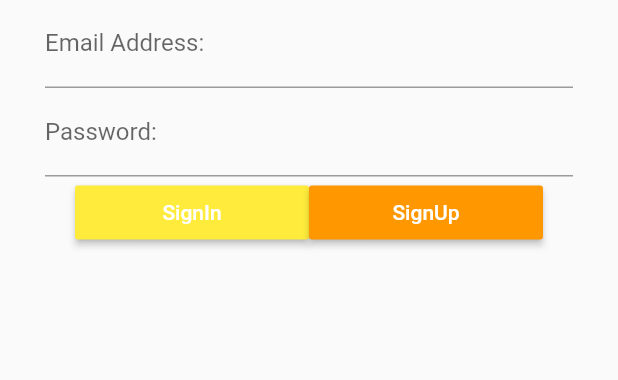
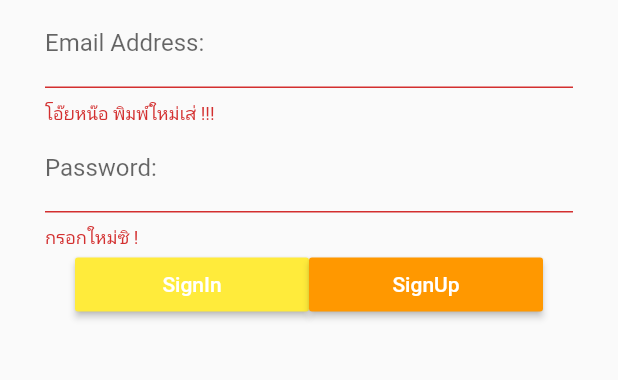
Before and after one commit to nichanan1995/sun_authen, a Flutter app: the screen it shows after launch, after a tap on "SignIn", on a phone screen of 412 x 824 dp, the part 335-715 px from its top. Run offline on Flutter 3.47's test engine with Material 2 defaults, Android fonts, the phone set to English and light mode, and no system bars.

```diff
--- a/lib/main.dart
+++ b/lib/main.dart
@@ -1,5 +1,7 @@
 import 'package:flutter/material.dart';
 import 'screens/register.dart';
+import 'package:http/http.dart' show get;
+import 'dart:convert';
 
 void main() {
   runApp(App());
@@ -21,10 +23,14 @@ class HomePage extends StatefulWidget {
 }
 
 class _HomePageState extends State<HomePage> {
+  final formKey = GlobalKey<FormState>();
+  String emailString, passwordString;
   @override
   Widget build(BuildContext context) {
     return Scaffold(
-      body: ListView(
+        body: Form(
+      key: formKey,
+      child: ListView(
         children: <Widget>[
           Container(
             alignment: Alignment.center,
@@ -48,7 +54,7 @@ class _HomePageState extends State<HomePage> {
             child: Row(
               children: <Widget>[
                 new Expanded(
-                  child: signInButton(),
+                  child: signInButton(context),
                 ),
                 new Expanded(
                   child: signUpButton(context),
@@ -59,8 +65,7 @@ class _HomePageState extends State<HomePage> {
           )
         ],
       ),
-    );
-  }
+    ));
   }
 
   Widget testText() {
@@ -86,18 +91,35 @@ Widget titleApp() {
   Widget emailTextField() {
     return TextFormField(
       decoration: InputDecoration(
-        labelText: 'Email Address:', hintText: 'youur@email.com'),
+          labelText: 'Email Address:', hintText: 'your@email.com'),
+      validator: (String value) {
+        if (!value.contains('@')) {
+          return 'โอ๊ยหน๊อ พิมพ์ใหม่เส่ !!!';
+        }
+      },
+      onSaved: (String value) {
+        emailString = value;
+      },
     );
   }
 
   Widget passwordTextField() {
     return TextFormField(
+      obscureText: true,
       decoration:
           InputDecoration(labelText: 'Password:', hintText: 'more 5 Charactor'),
+      validator: (String value) {
+        if (value.length <= 5) {
+          return 'กรอกใหม่ซิ !';
+        }
+      },
+      onSaved: (String value) {
+        passwordString = value;
+      },
     );
   }
 
-Widget signInButton() {
+  Widget signInButton(BuildContext context) {
     return RaisedButton(
       color: Colors.yellow,
       child: Text(
@@ -106,8 +128,30 @@ Widget signInButton() {
       ),
       onPressed: () {
         print('your click SignUp');
+        //print(formKey.currentState.validate());
+        if (formKey.currentState.validate()) {
+          formKey.currentState.save();
+          checkEmailAndPass(context, emailString, passwordString);
+        }
       },
     );
+  }
+
+  void checkEmailAndPass(
+      BuildContext context, String email, String password) async {
+    print('email ==>$email,password==>$password');
+
+    String urlString =
+        'http://androidthai.in.th/sun/getUserWhereUserOil.php?isAdd=true&User=$email';
+    var response = await get(urlString);
+    var result = json.decode(response.body);
+    print('result==>$result');
+    if (result.toString() == 'null') {
+    } else {}
+  }
+
+  void showSnackBar(String messageString) {
+
   }
 
   Widget signUpButton(BuildContext context) {
@@ -119,9 +163,10 @@ Widget signUpButton(BuildContext context) {
       ),
       onPressed: () {
         print('your click SignIn');
-      var myRounte =
-          new MaterialPageRoute(builder: (BuildContext context) => Register());
+        var myRounte = new MaterialPageRoute(
+            builder: (BuildContext context) => Register());
         Navigator.of(context).push(myRounte);
       },
     );
   }
+} //_HomePageState
```
Lines whose indentation alone changed are shown as unchanged.
